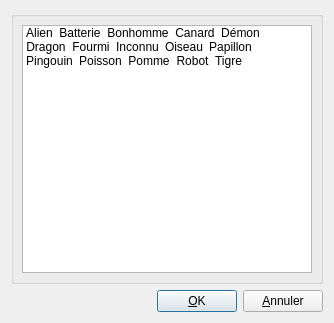
Above: src/client/AvatarsUI.ui from belegar/tarotclub before the change. Below: the same form after it.
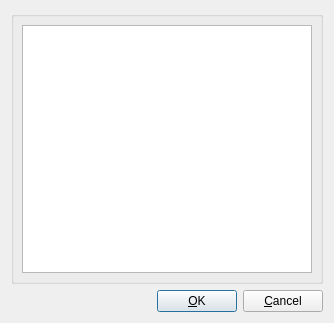
That is the form after the change. Icons and pictures are not drawn.

```diff
--- a/src/client/AvatarsUI.ui
+++ b/src/client/AvatarsUI.ui
@@ -55,186 +55,6 @@
         <property name="viewMode">
          <enum>QListView::IconMode</enum>
         </property>
-        <item>
-         <property name="text">
-          <string extracomment="Hop">Alien</string>
-         </property>
-         <property name="icon">
-          <iconset resource="../data/data.qrc">
-           <normaloff>:/images/avatars/alien.png</normaloff>:/images/avatars/alien.png</iconset>
-         </property>
-         <property name="flags">
-          <set>ItemIsSelectable|ItemIsEnabled</set>
-         </property>
-        </item>
-        <item>
-         <property name="text">
-          <string>Batterie</string>
-         </property>
-         <property name="icon">
-          <iconset resource="../data/data.qrc">
-           <normaloff>:/images/avatars/batterie.png</normaloff>:/images/avatars/batterie.png</iconset>
-         </property>
-         <property name="flags">
-          <set>ItemIsSelectable|ItemIsEnabled</set>
-         </property>
-        </item>
-        <item>
-         <property name="text">
-          <string>Bonhomme</string>
-         </property>
-         <property name="icon">
-          <iconset resource="../data/data.qrc">
-           <normaloff>:/images/avatars/bonhomme.png</normaloff>:/images/avatars/bonhomme.png</iconset>
-         </property>
-         <property name="flags">
-          <set>ItemIsSelectable|ItemIsEnabled</set>
-         </property>
-        </item>
-        <item>
-         <property name="text">
-          <string>Canard</string>
-         </property>
-         <property name="icon">
-          <iconset resource="../data/data.qrc">
-           <normaloff>:/images/avatars/canard.png</normaloff>:/images/avatars/canard.png</iconset>
-         </property>
-         <property name="flags">
-          <set>ItemIsSelectable|ItemIsEnabled</set>
-         </property>
-        </item>
-        <item>
-         <property name="text">
-          <string>Démon</string>
-         </property>
-         <property name="icon">
-          <iconset resource="../data/data.qrc">
-           <normaloff>:/images/avatars/demon.png</normaloff>:/images/avatars/demon.png</iconset>
-         </property>
-         <property name="flags">
-          <set>ItemIsSelectable|ItemIsEnabled</set>
-         </property>
-        </item>
-        <item>
-         <property name="text">
-          <string>Dragon</string>
-         </property>
-         <property name="icon">
-          <iconset resource="../data/data.qrc">
-           <normaloff>:/images/avatars/dragon.png</normaloff>:/images/avatars/dragon.png</iconset>
-         </property>
-         <property name="flags">
-          <set>ItemIsSelectable|ItemIsEnabled</set>
-         </property>
-        </item>
-        <item>
-         <property name="text">
-          <string>Fourmi</string>
-         </property>
-         <property name="icon">
-          <iconset resource="../data/data.qrc">
-           <normaloff>:/images/avatars/fourmi.png</normaloff>:/images/avatars/fourmi.png</iconset>
-         </property>
-         <property name="flags">
-          <set>ItemIsSelectable|ItemIsEnabled</set>
-         </property>
-        </item>
-        <item>
-         <property name="text">
-          <string>Inconnu</string>
-         </property>
-         <property name="icon">
-          <iconset resource="../data/data.qrc">
-           <normaloff>:/images/avatars/inconnu.png</normaloff>:/images/avatars/inconnu.png</iconset>
-         </property>
-         <property name="flags">
-          <set>ItemIsSelectable|ItemIsEnabled</set>
-         </property>
-        </item>
-        <item>
-         <property name="text">
-          <string>Oiseau</string>
-         </property>
-         <property name="icon">
-          <iconset resource="../data/data.qrc">
-           <normaloff>:/images/avatars/oiseau.png</normaloff>:/images/avatars/oiseau.png</iconset>
-         </property>
-         <property name="flags">
-          <set>ItemIsSelectable|ItemIsEnabled</set>
-         </property>
-        </item>
-        <item>
-         <property name="text">
-          <string>Papillon</string>
-         </property>
-         <property name="icon">
-          <iconset resource="../data/data.qrc">
-           <normaloff>:/images/avatars/papillon.png</normaloff>:/images/avatars/papillon.png</iconset>
-         </property>
-         <property name="flags">
-          <set>ItemIsSelectable|ItemIsEnabled</set>
-         </property>
-        </item>
-        <item>
-         <property name="text">
-          <string>Pingouin</string>
-         </property>
-         <property name="icon">
-          <iconset resource="../data/data.qrc">
-           <normaloff>:/images/avatars/pingouin.png</normaloff>:/images/avatars/pingouin.png</iconset>
-         </property>
-         <property name="flags">
-          <set>ItemIsSelectable|ItemIsEnabled</set>
-         </property>
-        </item>
-        <item>
-         <property name="text">
-          <string>Poisson</string>
-         </property>
-         <property name="icon">
-          <iconset resource="../data/data.qrc">
-           <normaloff>:/images/avatars/poisson.png</normaloff>:/images/avatars/poisson.png</iconset>
-         </property>
-         <property name="flags">
-          <set>ItemIsSelectable|ItemIsEnabled</set>
-         </property>
-        </item>
-        <item>
-         <property name="text">
-          <string>Pomme</string>
-         </property>
-         <property name="icon">
-          <iconset resource="../data/data.qrc">
-           <normaloff>:/images/avatars/pomme.png</normaloff>:/images/avatars/pomme.png</iconset>
-         </property>
-         <property name="flags">
-          <set>ItemIsSelectable|ItemIsEnabled</set>
-         </property>
-        </item>
-        <item>
-         <property name="text">
-          <string>Robot</string>
-         </property>
-         <property name="icon">
-          <iconset resource="../data/data.qrc">
-           <normaloff>:/images/avatars/robot.png</normaloff>:/images/avatars/robot.png</iconset>
-         </property>
-         <property name="flags">
-          <set>ItemIsSelectable|ItemIsEnabled</set>
-         </property>
-        </item>
-        <item>
-         <property name="text">
-          <string>Tigre</string>
-         </property>
-         <property name="icon">
-          <iconset resource="../data/data.qrc">
-           <normaloff>:/images/avatars/tigre.png</normaloff>:/images/avatars/tigre.png</iconset>
-         </property>
-         <property name="flags">
-          <set>ItemIsSelectable|ItemIsEnabled</set>
-         </property>
-        </item>
        </widget>
       </item>
      </layout>
@@ -265,7 +85,7 @@
      <item>
       <widget class="QPushButton" name="cancelButton">
        <property name="text">
-        <string>&amp;Annuler</string>
+        <string>&amp;Cancel</string>
        </property>
       </widget>
      </item>
```
Left out of the diff: 15 changed lines with no effect on the pictures.
